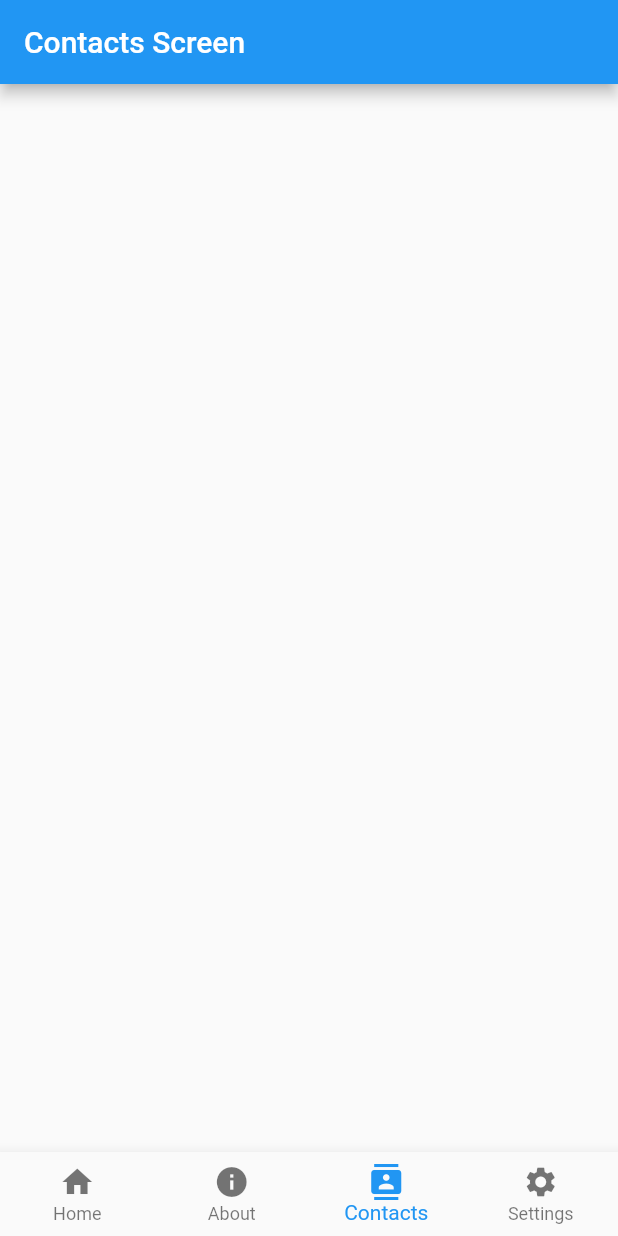
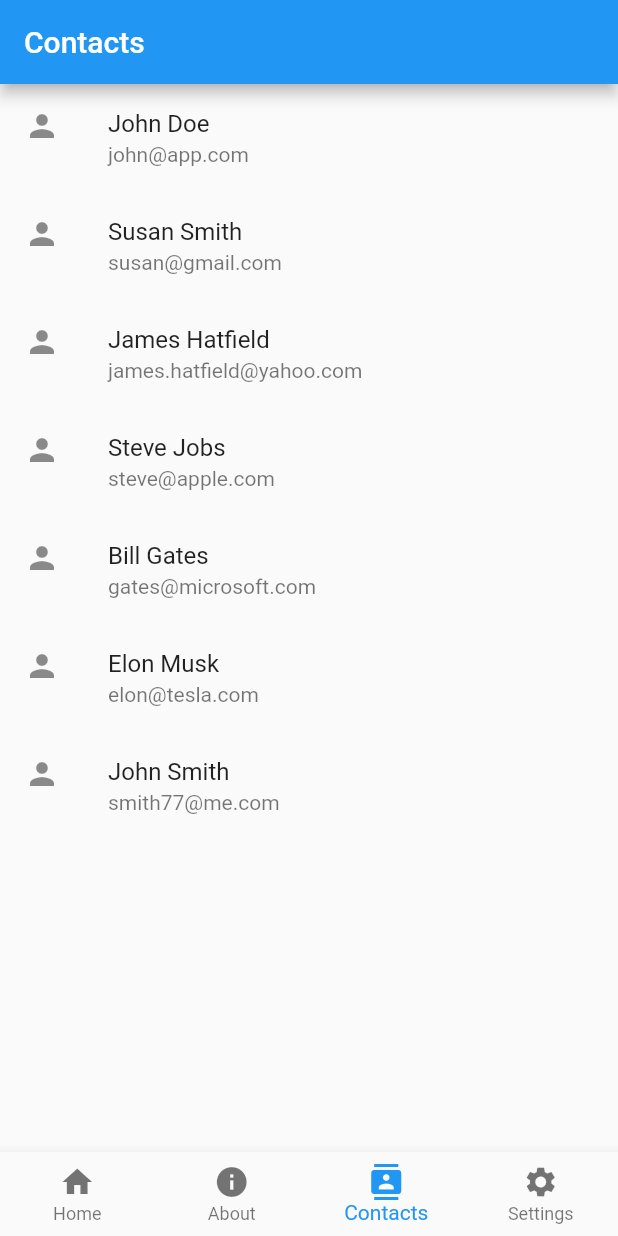
Before and after one commit to samuelematias/flutter_take_5, a Flutter app: the screen it shows after launch, item 3 of the bottom bar chosen, on a phone screen of 412 x 824 dp. Run offline on Flutter 3.47's test engine with Material 2 defaults, Android fonts, the phone set to English and light mode, and no system bars.

Commit message:
starting implement ContactsScreen

```diff
--- a/lib/ui/contacts/screen.dart
+++ b/lib/ui/contacts/screen.dart
@@ -1,13 +1,51 @@
 import 'package:flutter/material.dart';
 
-class ContactsScreen extends StatelessWidget {
+class ContactsScreen extends StatefulWidget {
+  @override
+  _ContactsScreenState createState() => _ContactsScreenState();
+}
+
+class _ContactsScreenState extends State<ContactsScreen> {
+  final _contacts = _dummyData();
+
   @override
   Widget build(BuildContext context) {
     return Scaffold(
       appBar: AppBar(
-        title: Text('Contacts Screen'),
+        title: Text('Contacts'),
+        centerTitle: false,
       ),
-      body: Container(),
+      body: ListView.builder(
+        itemCount: _contacts.length,
+        itemBuilder: (context, index) {
+          final _contact = _contacts[index];
+          return ListTile(
+            leading: Icon(Icons.person),
+            title: Text(_contact.name),
+            subtitle: Text(_contact.email),
+            onTap: () {},
+          );
+        },
+      ),
     );
   }
 }
+
+List<Contact> _dummyData() {
+  return [
+    Contact('John Doe', 'john@app.com'),
+    Contact('Susan Smith', 'susan@gmail.com'),
+    Contact('James Hatfield', 'james.hatfield@yahoo.com'),
+    Contact('Steve Jobs', 'steve@apple.com'),
+    Contact('Bill Gates', 'gates@microsoft.com'),
+    Contact('Elon Musk', 'elon@tesla.com'),
+    Contact('John Smith', 'smith77@me.com'),
+  ];
+}
+
+class Contact {
+  final String name;
+  final String email;
+
+  Contact(this.name, this.email);
+}
```
